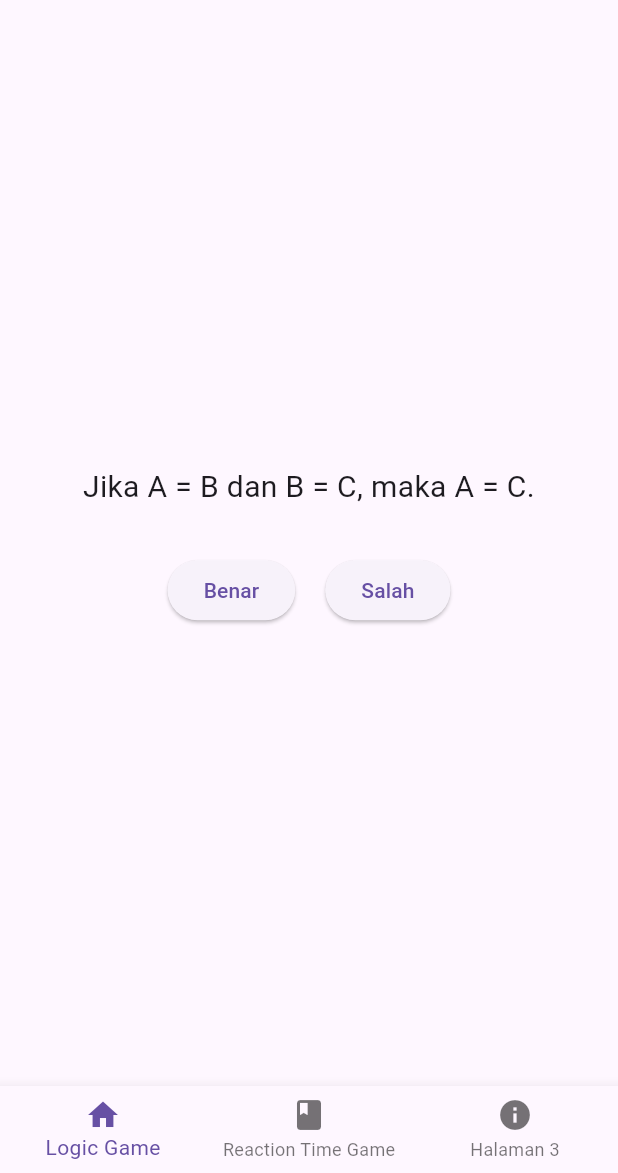
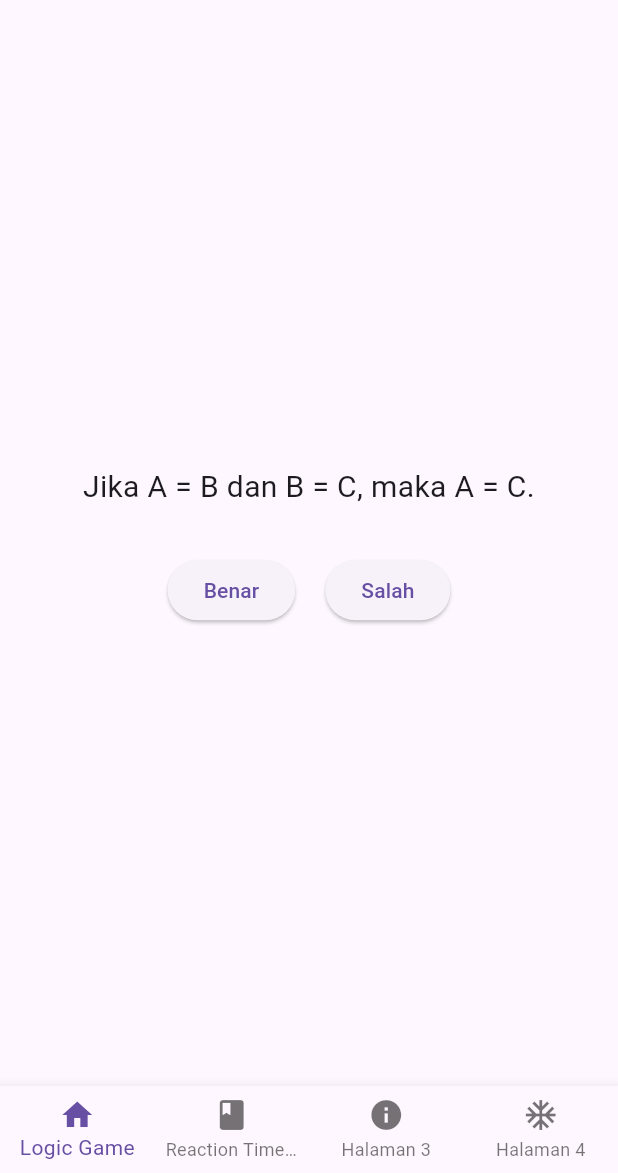
Before and after one commit to usmanasegaf/projek_uts, a Flutter app: the MainNavigation screen opened directly, on a phone screen of 412 x 824 dp, the part 63-1236 px from its top. Run offline on Flutter 3.47's test engine with Material 3 defaults, Android fonts, the phone set to English and light mode, and no system bars; our stand-ins replace fluttertoast.

Commit message:
mengatasi masalah botton nav overflow

```diff
--- a/lib/main.dart
+++ b/lib/main.dart
@@ -32,6 +32,7 @@ class _MainNavigationState extends State<MainNavigation> {
     Center(child: LogicGame()),
     Center(child: ReactionTimeApp()),
     Center(child: Text("Halaman Ketiga", style: TextStyle(fontSize: 24))),
+    Center(child: Text("Halaman Keempat", style: TextStyle(fontSize: 24))),
   ];
 
   @override
@@ -42,6 +43,7 @@ class _MainNavigationState extends State<MainNavigation> {
         children: _pages,
       ),
       bottomNavigationBar: BottomNavigationBar(
+        type: BottomNavigationBarType.fixed,
         currentIndex: _selectedIndex,
         onTap: (int index) {
           setState(() {
@@ -61,6 +63,10 @@ class _MainNavigationState extends State<MainNavigation> {
             icon: Icon(Icons.info),
             label: 'Halaman 3',
           ),
+          BottomNavigationBarItem(
+            icon: Icon(Icons.ac_unit),
+            label: 'Halaman 4',
+          ),
         ],
       ),
     );
```
